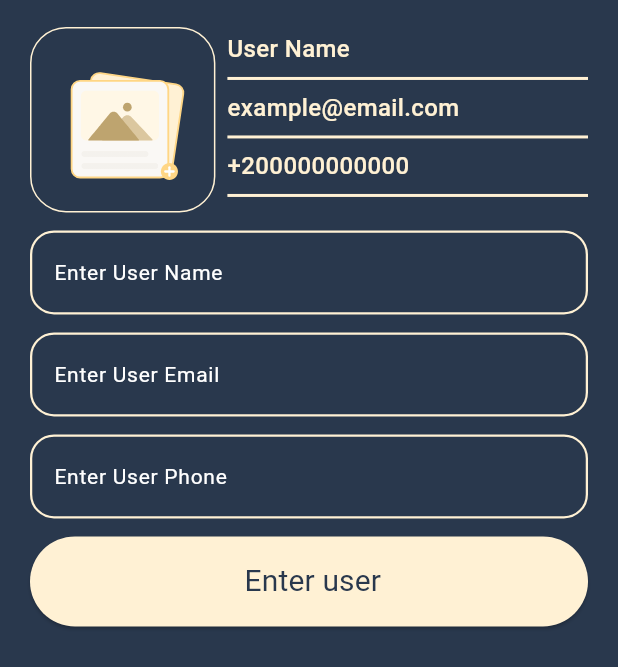
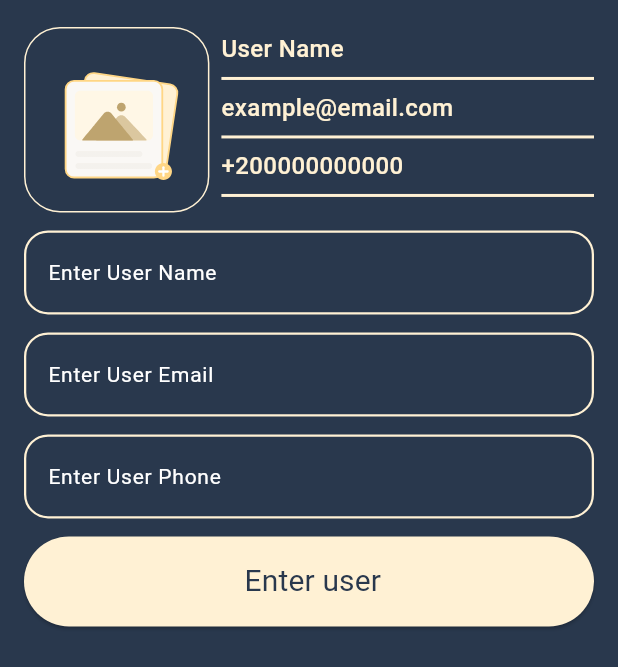
Before and after one commit to MarkGmal/contact-app, a Flutter app: the ModalBottom widget shown alone on an empty page, opened directly, on a phone screen of 412 x 824 dp. Shown: the top 667 px of the screen. Run offline on Flutter 3.47's test engine with Material 3 defaults, Android fonts, the phone set to English and light mode, and no system bars; our stand-ins replace lottie; network calls fail.

Commit message:
update modal ui

```diff
--- a/lib/Home Screen/Widget/modal_bottom.dart
+++ b/lib/Home Screen/Widget/modal_bottom.dart
@@ -11,8 +11,14 @@ class ModalBottom extends StatelessWidget {
 
   @override
   Widget build(BuildContext context) {
-    return Padding(
-      padding: const EdgeInsets.symmetric(vertical: 18.0, horizontal: 20),
+    return SingleChildScrollView(
+      child: Padding(
+        padding: EdgeInsets.only(
+          bottom: MediaQuery.of(context).viewInsets.bottom+15,
+          top: 18,
+          right: 16,
+          left: 16
+        ),
         child: Column(
           spacing: 12,
           children: [
@@ -63,6 +69,7 @@ class ModalBottom extends StatelessWidget {
             ),
           ],
         ),
+      ),
     );
   }
 }
--- a/lib/Home Screen/home_screen.dart
+++ b/lib/Home Screen/home_screen.dart
@@ -19,6 +19,7 @@ class HomeScreen extends StatelessWidget {
             backgroundColor: AppColorS.darkBlueColor,
             context: context,
             builder: (context) => ModalBottom(),
+            isScrollControlled: true,
           );
         },
         child: Icon(Icons.add, color: AppColorS.darkBlueColor, size: 24),
```
Lines whose indentation alone changed are shown as unchanged.
